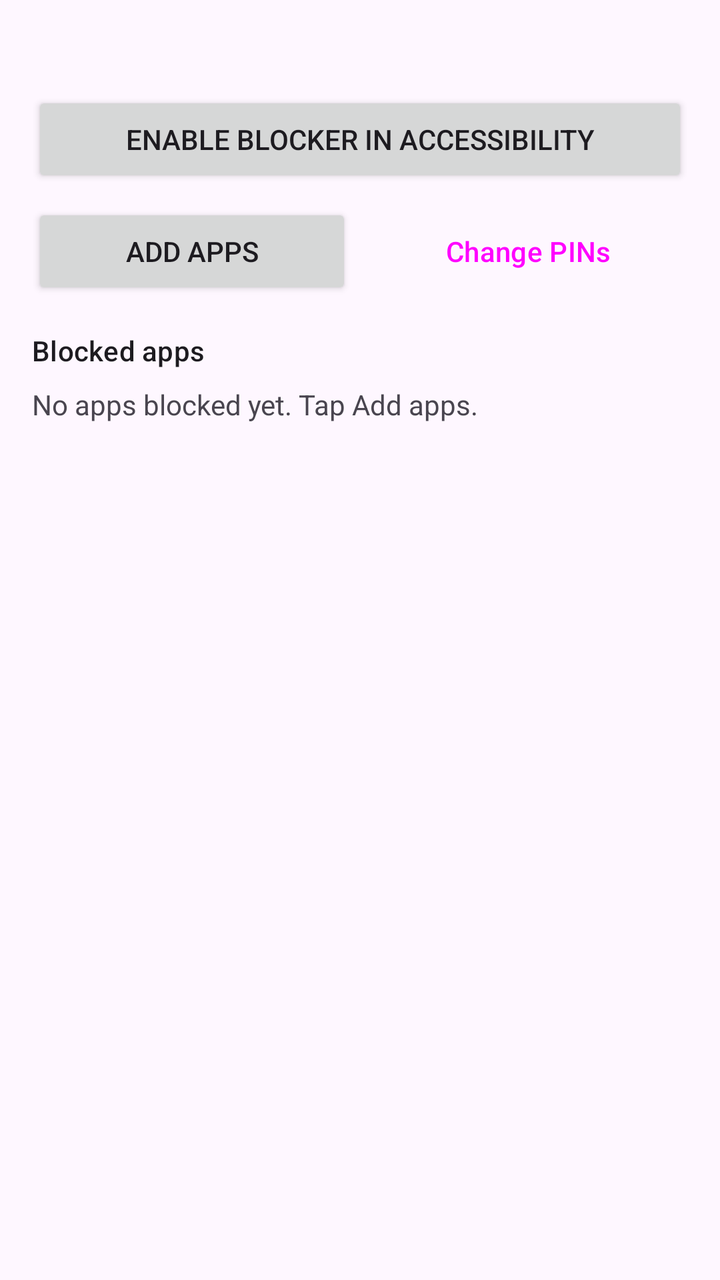
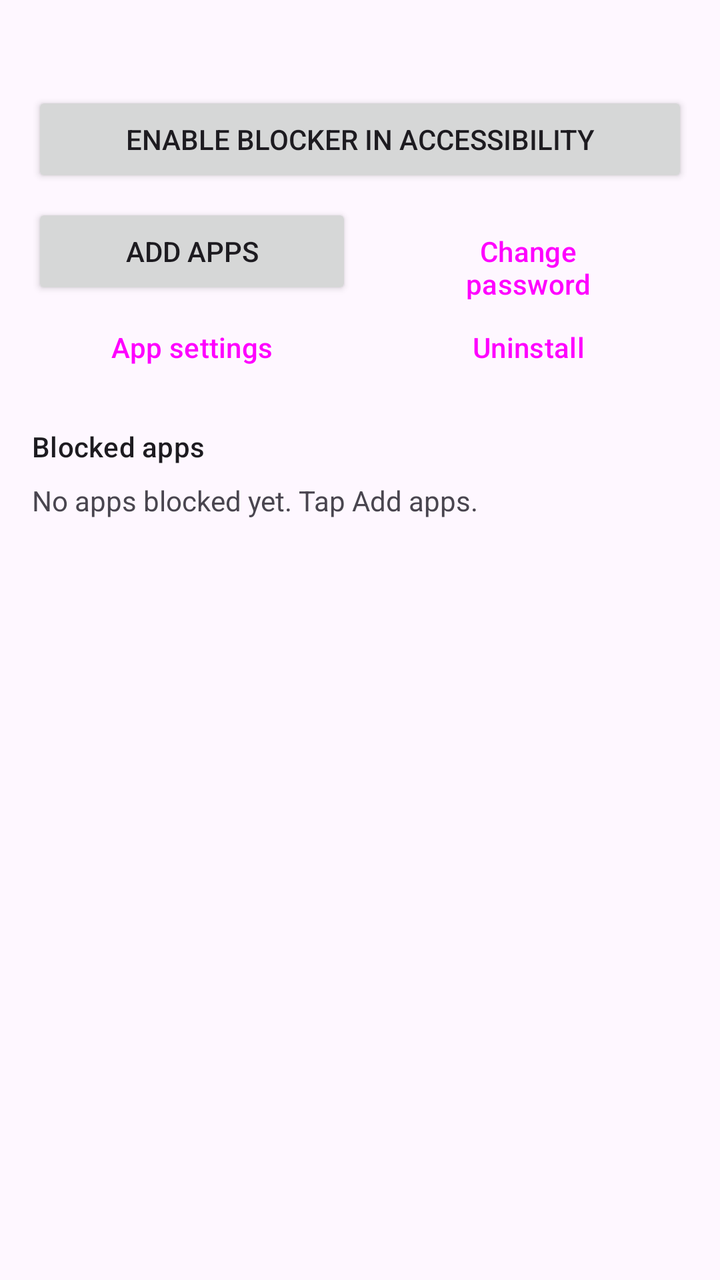

The first picture is an Android layout as it rendered before a commit; the second is the same layout after the commit. The layout source and the unified diff follow.
<!-- AndroidManifest.xml: application theme Theme.FocusLock -->
<!-- res/layout/activity_main.xml -->
<?xml version="1.0" encoding="utf-8"?>
<LinearLayout xmlns:android="http://schemas.android.com/apk/res/android"
    android:layout_width="match_parent"
    android:layout_height="match_parent"
    android:orientation="vertical"
    android:padding="16dp">

    <TextView
        android:id="@+id/status"
        android:layout_width="match_parent"
        android:layout_height="wrap_content"
        android:textAppearance="?attr/textAppearanceTitleMedium" />

    <Button
        android:id="@+id/enableBtn"
        android:layout_width="match_parent"
        android:layout_height="wrap_content"
        android:layout_marginTop="8dp"
        android:text="Enable blocker in Accessibility" />

    <LinearLayout
        android:layout_width="match_parent"
        android:layout_height="wrap_content"
        android:layout_marginTop="8dp"
        android:orientation="horizontal">

        <Button
            android:id="@+id/addBtn"
            android:layout_width="0dp"
            android:layout_height="wrap_content"
            android:layout_weight="1"
            android:text="Add apps" />

        <Button
            android:id="@+id/changePinsBtn"
            style="@style/Widget.Material3.Button.OutlinedButton"
            android:layout_width="0dp"
            android:layout_height="wrap_content"
            android:layout_marginStart="8dp"
            android:layout_weight="1"
            android:text="Change PINs" />
    </LinearLayout>

    <TextView
        android:layout_width="match_parent"
        android:layout_height="wrap_content"
        android:layout_marginTop="16dp"
        android:text="Blocked apps"
        android:textAppearance="?attr/textAppearanceTitleSmall" />

    <TextView
        android:id="@+id/empty"
        android:layout_width="match_parent"
        android:layout_height="wrap_content"
        android:layout_marginTop="8dp"
        android:text="No apps blocked yet. Tap Add apps." />

    <androidx.recyclerview.widget.RecyclerView
        android:id="@+id/list"
        android:layout_width="match_parent"
        android:layout_height="0dp"
        android:layout_weight="1" />
</LinearLayout>
<!-- resources referenced by this layout -->
<resources>
  <style name="Theme.FocusLock" parent="Theme.Material3.DayNight" />
</resources>

<!-- the commit's change to res/layout/activity_main.xml (unified diff, before → after) -->
@@ -32,13 +32,36 @@
             android:text="Add apps" />
 
         <Button
-            android:id="@+id/changePinsBtn"
+            android:id="@+id/changePwBtn"
             style="@style/Widget.Material3.Button.OutlinedButton"
             android:layout_width="0dp"
             android:layout_height="wrap_content"
             android:layout_marginStart="8dp"
             android:layout_weight="1"
-            android:text="Change PINs" />
+            android:text="Change password" />
+    </LinearLayout>
+
+    <LinearLayout
+        android:layout_width="match_parent"
+        android:layout_height="wrap_content"
+        android:orientation="horizontal">
+
+        <Button
+            android:id="@+id/settingsBtn"
+            style="@style/Widget.Material3.Button.OutlinedButton"
+            android:layout_width="0dp"
+            android:layout_height="wrap_content"
+            android:layout_weight="1"
+            android:text="App settings" />
+
+        <Button
+            android:id="@+id/uninstallBtn"
+            style="@style/Widget.Material3.Button.OutlinedButton"
+            android:layout_width="0dp"
+            android:layout_height="wrap_content"
+            android:layout_marginStart="8dp"
+            android:layout_weight="1"
+            android:text="Uninstall" />
     </LinearLayout>
 
     <TextView
